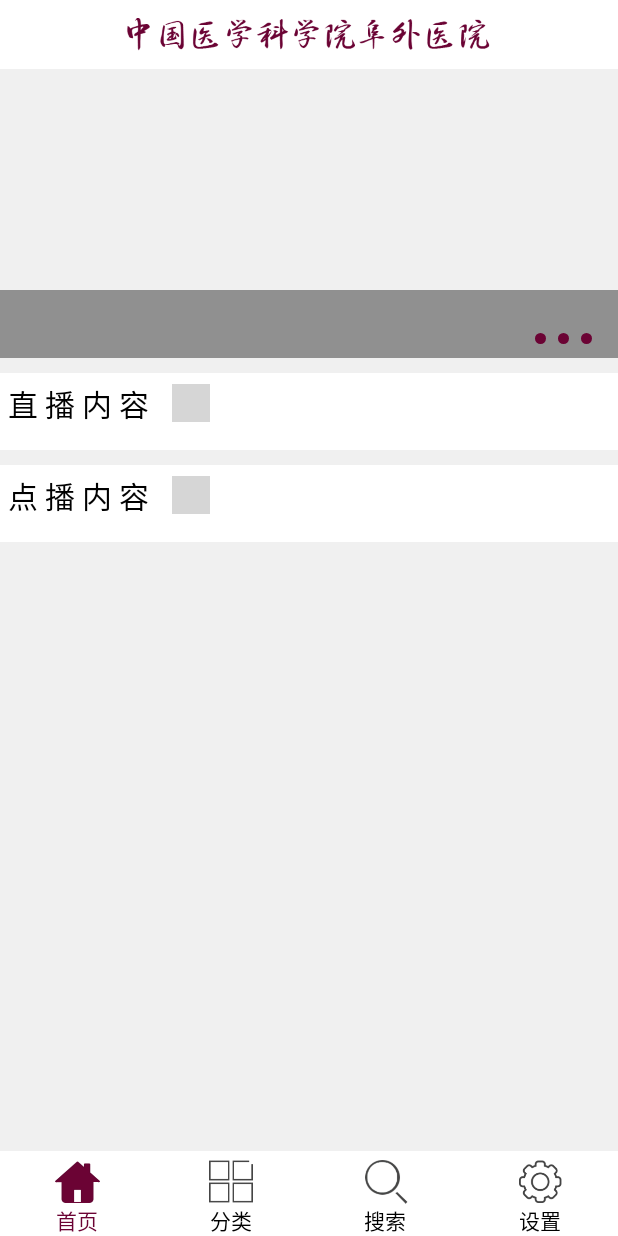
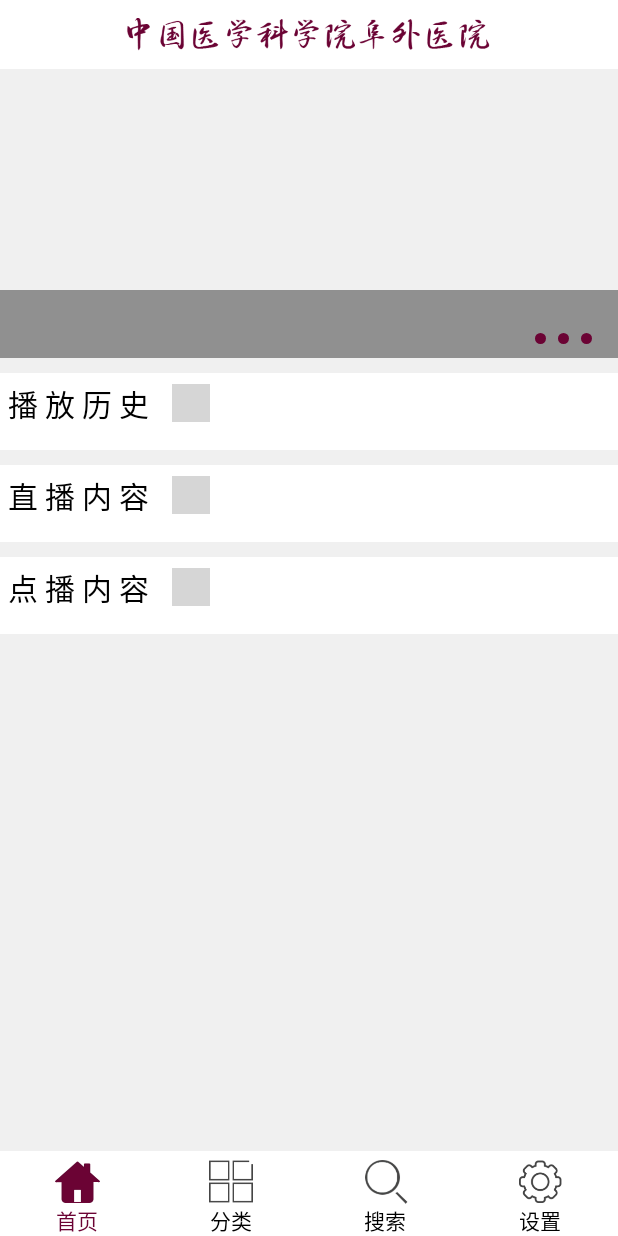
Before and after one commit to immrwk/Fuwai, an Android app: the HomeFragment screen opened directly, with no data from a screen before it, on a phone screen of 412 x 824 dp. Run offline under Robolectric (Android 15) with nearby library versions, the phone set to English and light mode, and no system bars; pictures from the network do not load; 3 statements that could not run were skipped; grey boxes are pictures that could not be loaded.

Commit message:
播放历史

```diff
--- /dev/null
+++ b/app/src/main/java/com/immrwk/myworkspace/db/DatabaseHelper.java
@@ -0,0 +1,59 @@
+package com.immrwk.myworkspace.db;
+
+import android.content.Context;
+import android.database.DatabaseErrorHandler;
+import android.database.SQLException;
+import android.database.sqlite.SQLiteDatabase;
+import android.database.sqlite.SQLiteOpenHelper;
+
+/**
+ * Created by Administrator on 2016/7/27 0027.
+ */
+public class DatabaseHelper extends SQLiteOpenHelper {
+
+    /**
+     * 数据库名称
+     */
+    private static final String DB_NAME = "fuwai.db";
+    /**
+     * 数据库版本
+     */
+    private static final int VERSION = 1;
+
+    /**
+     * 构造方法
+     *
+     * @param context Context
+     */
+    public DatabaseHelper(Context context) {
+        super(context, DB_NAME, null, VERSION);
+    }
+
+    public DatabaseHelper(Context context, String name, SQLiteDatabase.CursorFactory factory, int version) {
+        super(context, name, factory, version);
+    }
+
+    public DatabaseHelper(Context context, String name, SQLiteDatabase.CursorFactory factory, int version, DatabaseErrorHandler errorHandler) {
+        super(context, name, factory, version, errorHandler);
+    }
+
+    @Override
+    public void onCreate(SQLiteDatabase db) {
+        try {
+
+            String str_sql_videoinfos = "CREATE TABLE " + TableVideoInfos.TABLE_NAME + "(" + TableVideoInfos.ID
+                    + " INTEGER PRIMARY KEY AUTOINCREMENT," + TableVideoInfos.VIDEO_ID + " text," + TableVideoInfos.NAME + " text,"
+                    + TableVideoInfos.URL + " text," + TableVideoInfos.IMG_URL + " text," + TableVideoInfos.CLASS_NAME + " text,"
+                    + TableVideoInfos.CLICK + " text," + TableVideoInfos.CREATE_DATE + " text);";
+
+            db.execSQL(str_sql_videoinfos);
+        } catch (SQLException e) {
+            e.printStackTrace();
+        }
+    }
+
+    @Override
+    public void onUpgrade(SQLiteDatabase sqLiteDatabase, int i, int i1) {
+
+    }
+}
--- /dev/null
+++ b/app/src/main/java/com/immrwk/myworkspace/db/DatabaseImpl.java
@@ -0,0 +1,140 @@
+package com.immrwk.myworkspace.db;
+
+import android.content.ContentValues;
+import android.content.Context;
+import android.database.Cursor;
+import android.database.CursorIndexOutOfBoundsException;
+import android.database.sqlite.SQLiteDatabase;
+import android.webkit.WebView;
+
+import com.immrwk.myworkspace.bean.VideoModel;
+import com.immrwk.myworkspace.util.KLog;
+
+import java.util.ArrayList;
+import java.util.List;
+
+/**
+ * Created by Administrator on 2016/7/27 0027.
+ */
+public class DatabaseImpl {
+    /**
+     * DatabaseImpl实例
+     */
+    private static DatabaseImpl instance;
+    /**
+     * SQLiteOpenHelper对象
+     */
+    private DatabaseHelper helper;
+    /**
+     * SQLiteDatabase对象
+     */
+    private SQLiteDatabase db;
+    /**
+     * Context
+     */
+    private Context mContext;
+
+    /**
+     * 构造方法
+     *
+     * @param context Context
+     */
+    private DatabaseImpl(Context context) {
+        this.mContext = context;
+    }
+
+    /**
+     * 获取DatabaseImpl实例
+     *
+     * @param context Context
+     * @return instance
+     */
+    public static synchronized DatabaseImpl getInstance(Context context) {
+        if (instance == null) {
+            instance = new DatabaseImpl(context);
+        }
+        return instance;
+    }
+
+    /**
+     * 打开数据库
+     */
+    public void open() {
+        helper = new DatabaseHelper(mContext);
+        db = helper.getWritableDatabase();
+    }
+
+    /**
+     * 关闭数据库
+     */
+    public void close() {
+        helper.close();
+    }
+
+    /**
+     * 插入或更新观看记录
+     */
+    public void insertOrUpdateVideoHistory(VideoModel video) {
+        ContentValues values = new ContentValues();
+        values.put(TableVideoInfos.VIDEO_ID, video.getVideoId());
+        values.put(TableVideoInfos.URL, video.getUrl());
+        values.put(TableVideoInfos.IMG_URL, video.getImgurl());
+        values.put(TableVideoInfos.NAME, video.getVideoName());
+        values.put(TableVideoInfos.CLASS_NAME, video.getClassName());
+        values.put(TableVideoInfos.CREATE_DATE, video.getCreateDate());
+        values.put(TableVideoInfos.CLICK, video.getClick());
+
+        Cursor cursor = null;
+        try {
+//            String selection = TableVideoInfos.VIDEO_ID + "=?";
+//            String[] selectionArgs = new String[]{video.getVideoId()};
+            cursor = db.query(TableVideoInfos.TABLE_NAME, null, null, null, null, null, null, null);
+
+            //插入
+            db.insert(TableVideoInfos.TABLE_NAME, null, values);
+        } finally {
+            if (cursor != null) {
+                cursor.close();
+            }
+        }
+    }
+
+    /**
+     * 查询观看记录
+     */
+    public List<VideoModel> queryVideoHistory() {
+        List<VideoModel> videos = new ArrayList<VideoModel>();
+        String selection = "";
+        String[] seletion_args = new String[]{};
+        Cursor cursor = null;
+
+        try {
+            cursor = db.query(TableVideoInfos.TABLE_NAME, null, selection, seletion_args, null, null, TableVideoInfos.ID);
+            while (cursor != null && cursor.moveToNext()) {
+                VideoModel video = new VideoModel();
+                video.setVideoName(cursor.getString(cursor.getColumnIndex(TableVideoInfos.NAME)));
+                video.setUrl(cursor.getString(cursor.getColumnIndex(TableVideoInfos.URL)));
+                video.setImgurl(cursor.getString(cursor.getColumnIndex(TableVideoInfos.IMG_URL)));
+                video.setClassName(cursor.getString(cursor.getColumnIndex(TableVideoInfos.CLASS_NAME)));
+                video.setCreateDate(cursor.getString(cursor.getColumnIndex(TableVideoInfos.CREATE_DATE)));
+                video.setVideoId(cursor.getString(cursor.getColumnIndex(TableVideoInfos.VIDEO_ID)));
+                video.setClick(cursor.getString(cursor.getColumnIndex(TableVideoInfos.CLICK)));
+                videos.add(video);
+            }
+        } finally {
+            if (cursor != null) {
+                cursor.close();
+            }
+        }
+        return videos;
+    }
+
+    /**
+     * 删除某条记录
+     */
+    public void deleteVideoHistory(VideoModel video) {
+        String whereClause = TableVideoInfos.VIDEO_ID + "=?";
+        String[] whereArgs = new String[]{video.getVideoId()};
+        db.delete(TableVideoInfos.TABLE_NAME, whereClause, whereArgs);
+    }
+}
--- a/app/src/main/java/com/immrwk/myworkspace/function/FunctionTag.java
+++ b/app/src/main/java/com/immrwk/myworkspace/function/FunctionTag.java
@@ -26,4 +26,5 @@ public class FunctionTag {
     public static final int FROM_HOME_DEMAND = 101;
     public static final int FROM_CLASSIFY = 102;
     public static final int FROM_SEARCH = 103;
+    public static final int FROM_HISTORY = 104;
 }
--- a/app/src/main/java/com/immrwk/myworkspace/ui/HomeFragment.java
+++ b/app/src/main/java/com/immrwk/myworkspace/ui/HomeFragment.java
@@ -26,6 +26,7 @@ import com.immrwk.myworkspace.AppConfig;
 import com.immrwk.myworkspace.R;
 import com.immrwk.myworkspace.adapter.VideoAdapter;
 import com.immrwk.myworkspace.bean.VideoModel;
+import com.immrwk.myworkspace.db.DatabaseImpl;
 import com.immrwk.myworkspace.function.FunctionTag;
 import com.immrwk.myworkspace.function.UserFunction;
 import com.immrwk.myworkspace.util.KLog;
@@ -49,6 +50,7 @@ public class HomeFragment extends Fragment {
     private RequestQueue mRequestQueue;
     private List<VideoModel> demandVideos = new ArrayList<>();
     private List<VideoModel> liveVideos = new ArrayList<>();
+    private List<VideoModel> historyVideos = new ArrayList<>();
     private int pageNow = 0;
 
     private GridView gv_demand;
@@ -58,6 +60,7 @@ public class HomeFragment extends Fragment {
 
     private LinearLayout ll_livevideo;
     private LinearLayout ll_demandvideo;
+    private LinearLayout ll_videohistory;
 
     /**
      * viewpager
@@ -143,6 +146,13 @@ public class HomeFragment extends Fragment {
                 getAllData(FunctionTag.FROM_HOME_DEMAND);
             }
         });
+        //播放历史
+        ll_videohistory.setOnClickListener(new View.OnClickListener() {
+            @Override
+            public void onClick(View view) {
+                getAllData(FunctionTag.FROM_HISTORY);
+            }
+        });
         mViewPager.setOnTouchListener(new View.OnTouchListener() {
             @Override
             public boolean onTouch(View v, MotionEvent event) {
@@ -185,6 +195,12 @@ public class HomeFragment extends Fragment {
                 startVideoPlayActivity(liveVideos.get(position));
             }
         });
+        gv_history.setOnItemClickListener(new AdapterView.OnItemClickListener() {
+            @Override
+            public void onItemClick(AdapterView<?> adapterView, View view, int position, long l) {
+                startVideoPlayActivity(historyVideos.get(position));
+            }
+        });
     }
 
     private void setIndicator(int position) {
@@ -210,9 +226,10 @@ public class HomeFragment extends Fragment {
     private void initViews() {
         gv_demand = (GridView) getView().findViewById(R.id.gv_demand);
         gv_live = (GridView) getView().findViewById(R.id.gv_live);
-//        gv_history = (GridView) getView().findViewById(R.id.gv_history);
+        gv_history = (GridView) getView().findViewById(R.id.gv_history);
         ll_livevideo = (LinearLayout) getView().findViewById(R.id.ll_livevideo);
         ll_demandvideo = (LinearLayout) getView().findViewById(R.id.ll_demandvideo);
+        ll_videohistory = (LinearLayout) getView().findViewById(R.id.ll_videohistory);
         mViewPager = (ViewPager) getView().findViewById(R.id.view_pager);
         mIndicator = new ImageView[]{
                 (ImageView) getView().findViewById(R.id.dot_indicator1),
@@ -226,10 +243,37 @@ public class HomeFragment extends Fragment {
     private void getAllVideos() {
         //获取推荐视频内容
         getRecommendVideos();
+//        //获取播放历史
+//        getVideoHistory();
         //获取直播视频内容
         getLiveVideos();
         //获取点播视频内容
         getDemandVideos();
+    }
+
+    @Override
+    public void onResume() {
+        super.onResume();
+        getVideoHistory();
+    }
+
+    private VideoAdapter hitoryAdapter;
+
+    private void getVideoHistory() {
+        DatabaseImpl db = DatabaseImpl.getInstance(getActivity());
+        db.open();
+        historyVideos = db.queryVideoHistory();
+        db.close();
+        if (historyVideos.size() <= 4) {
+            hitoryAdapter = new VideoAdapter(getActivity(), historyVideos);
+            gv_history.setAdapter(hitoryAdapter);
+        } else {
+            for (int i = 4; i < historyVideos.size(); i++) {
+                historyVideos.remove(i);
+            }
+            hitoryAdapter = new VideoAdapter(getActivity(), historyVideos);
+            gv_history.setAdapter(hitoryAdapter);
+        }
     }
 
     private void getLiveVideos() {
--- a/app/src/main/res/layout/fragment_home.xml
+++ b/app/src/main/res/layout/fragment_home.xml
@@ -20,9 +20,55 @@
         <View
             android:layout_width="match_parent"
             android:layout_height="@dimen/dimen_10dp"
-            android:background="#F0F0F0"/>
+            android:background="#F0F0F0" />
 
+        <!--播放历史部分-->
+        <LinearLayout
+            android:layout_width="match_parent"
+            android:layout_height="wrap_content"
+            android:background="@color/colorWhite"
+            android:orientation="vertical">
 
+            <LinearLayout
+                android:id="@+id/ll_videohistory"
+                android:layout_width="match_parent"
+                android:layout_height="wrap_content"
+                android:orientation="horizontal"
+                android:paddingBottom="@dimen/dimen_5dp"
+                android:paddingTop="@dimen/dimen_5dp">
+
+                <TextView
+                    android:layout_width="wrap_content"
+                    android:layout_height="wrap_content"
+                    android:layout_gravity="center_vertical"
+                    android:paddingLeft="@dimen/dimen_5dp"
+                    android:text="播 放 历 史"
+                    android:textColor="@color/colorBlack"
+                    android:textSize="20sp" />
+
+                <ImageView
+                    android:layout_width="@dimen/dimen_25dp"
+                    android:layout_height="@dimen/dimen_25dp"
+                    android:layout_gravity="center_vertical"
+                    android:layout_marginLeft="@dimen/dimen_15dp"
+                    android:src="@drawable/arrowright" />
+            </LinearLayout>
+
+            <com.immrwk.myworkspace.widget.TotalGridView
+                android:id="@+id/gv_history"
+                android:layout_width="match_parent"
+                android:layout_height="wrap_content"
+                android:gravity="center_horizontal"
+                android:horizontalSpacing="10dp"
+                android:numColumns="2"
+                android:scrollbars="none"
+                android:verticalSpacing="10dp" />
+        </LinearLayout>
+
+        <View
+            android:layout_width="match_parent"
+            android:layout_height="@dimen/dimen_10dp"
+            android:background="#F0F0F0" />
         <!--直播内容部分-->
         <LinearLayout
             android:layout_width="match_parent"
```
Also changed, not shown: app/src/main/java/com/immrwk/myworkspace/Broadcast/VideoPlayRecevier.java (+31 -10 lines), app/src/main/java/com/immrwk/myworkspace/db/TableVideoInfos.java (added, +45 -0 lines), app/src/main/java/com/immrwk/myworkspace/ui/VideoListActivity.java (+33 -0 lines).
